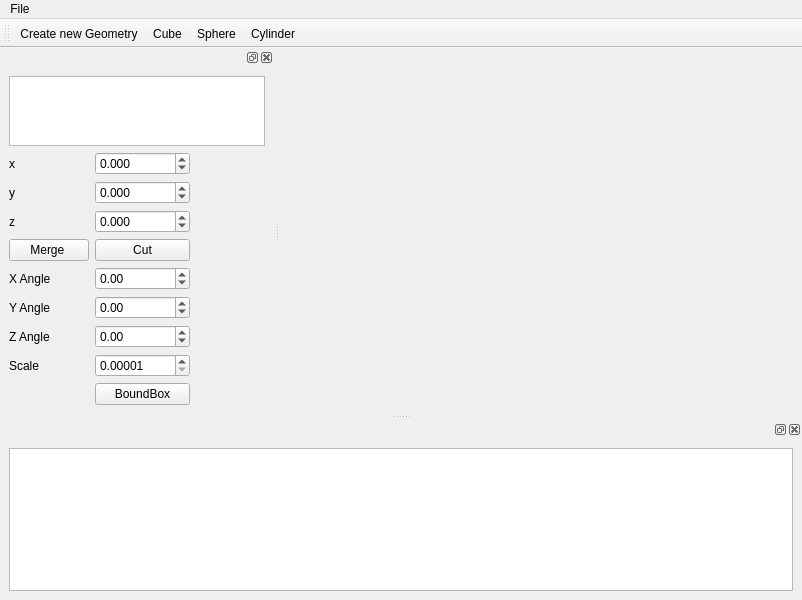
The window that 080-ManipulatingShapes/src/MainWindow.ui (haknkayaa/Qt-OpenCASCADE-Projects) describes before a commit, drawn with Qt 5.
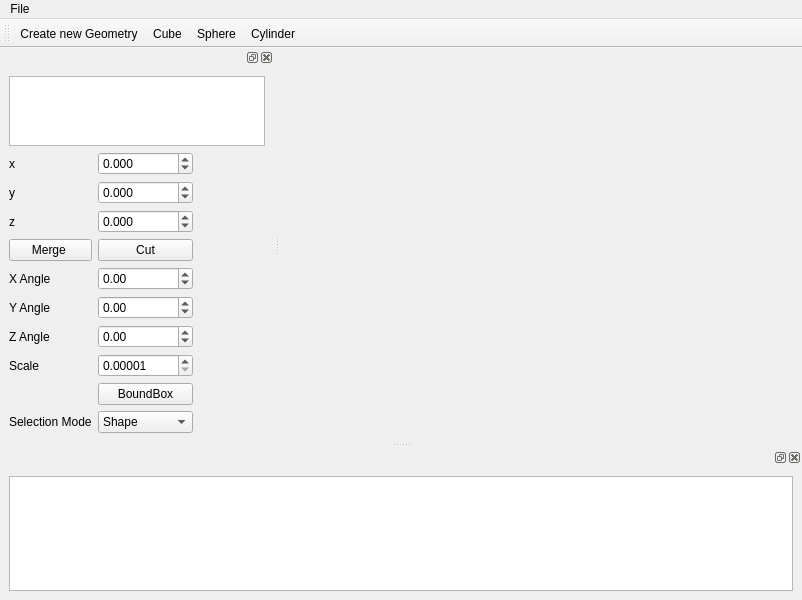
The same window after the commit. Custom widgets are drawn as their Qt base class.

Patch:
```diff
--- a/080-ManipulatingShapes/src/MainWindow.ui
+++ b/080-ManipulatingShapes/src/MainWindow.ui
@@ -193,6 +193,37 @@
        </property>
       </widget>
      </item>
+     <item row="11" column="1">
+      <widget class="QComboBox" name="selectionBox">
+       <item>
+        <property name="text">
+         <string>Shape</string>
+        </property>
+       </item>
+       <item>
+        <property name="text">
+         <string>Face</string>
+        </property>
+       </item>
+       <item>
+        <property name="text">
+         <string>Edge</string>
+        </property>
+       </item>
+       <item>
+        <property name="text">
+         <string>Vertex</string>
+        </property>
+       </item>
+      </widget>
+     </item>
+     <item row="11" column="0">
+      <widget class="QLabel" name="label_8">
+       <property name="text">
+        <string>Selection Mode</string>
+       </property>
+      </widget>
+     </item>
     </layout>
    </widget>
   </widget>
```
Left out of the diff: 178 changed lines with no effect on the pictures.
